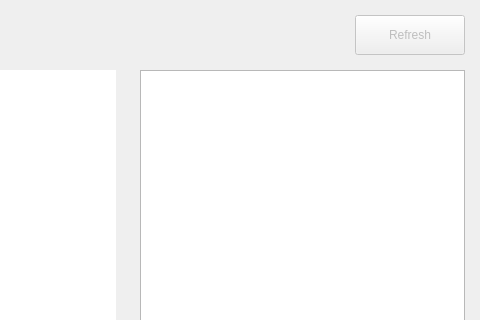
First picture: the form in BusRemoteTool/mainwindow.ui, repository Volkarl/P5-Lego, before the edit; both pictures show x 280 to 760 and y 0 to 320 of the 760 by 582 pixel window.
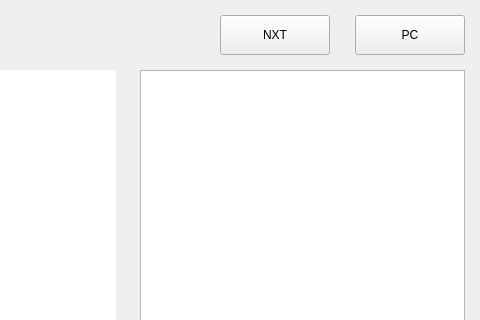
Second picture: the form after the edit. Icons and pictures are not drawn. Custom widgets are drawn as their Qt base class.

The edit to the form file:
```diff
--- a/BusRemoteTool/mainwindow.ui
+++ b/BusRemoteTool/mainwindow.ui
@@ -47,22 +47,6 @@
      <string notr="true">background-color:white;</string>
     </property>
    </widget>
-   <widget class="QPushButton" name="refreshButton">
-    <property name="enabled">
-     <bool>false</bool>
-    </property>
-    <property name="geometry">
-     <rect>
-      <x>635</x>
-      <y>15</y>
-      <width>110</width>
-      <height>40</height>
-     </rect>
-    </property>
-    <property name="text">
-     <string>Refresh</string>
-    </property>
-   </widget>
    <widget class="QPushButton" name="testButton">
     <property name="enabled">
      <bool>false</bool>
@@ -344,6 +328,32 @@
      <string/>
     </property>
    </widget>
+   <widget class="QPushButton" name="modeNxtButton">
+    <property name="geometry">
+     <rect>
+      <x>500</x>
+      <y>15</y>
+      <width>110</width>
+      <height>40</height>
+     </rect>
+    </property>
+    <property name="text">
+     <string>NXT</string>
+    </property>
+   </widget>
+   <widget class="QPushButton" name="modePcButton">
+    <property name="geometry">
+     <rect>
+      <x>635</x>
+      <y>15</y>
+      <width>110</width>
+      <height>40</height>
+     </rect>
+    </property>
+    <property name="text">
+     <string>PC</string>
+    </property>
+   </widget>
   </widget>
   <widget class="QStatusBar" name="statusBar"/>
  </widget>
```
